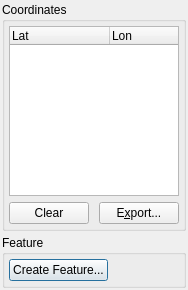
The window that src/qt-widgets/DigitisationWidgetUi.ui (GPlates/GPlates) describes before a commit, drawn with Qt 5.
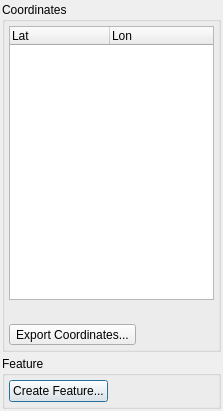
The same window after the commit.

```diff
--- a/src/qt-widgets/DigitisationWidgetUi.ui
+++ b/src/qt-widgets/DigitisationWidgetUi.ui
@@ -1,12 +1,12 @@
 <ui version="4.0" >
  <class>DigitisationWidget</class>
- <widget class="QWidget" name="DigitisationWidget" >
-  <property name="geometry" >
+ <widget class="QWidget" name="DigitisationWidget">
+  <property name="geometry">
    <rect>
     <x>0</x>
     <y>0</y>
-    <width>188</width>
-    <height>290</height>
+    <width>223</width>
+    <height>411</height>
    </rect>
   </property>
   <property name="windowTitle" >
@@ -16,42 +16,33 @@
    <property name="spacing" >
     <number>4</number>
    </property>
-   <property name="leftMargin" >
-    <number>2</number>
-   </property>
-   <property name="topMargin" >
-    <number>2</number>
-   </property>
-   <property name="rightMargin" >
-    <number>2</number>
-   </property>
-   <property name="bottomMargin" >
+   <property name="margin">
     <number>2</number>
    </property>
    <item>
-    <widget class="QGroupBox" name="groupbox_coordinates" >
-     <property name="title" >
+    <widget class="QGroupBox" name="groupbox_coordinates">
+     <property name="minimumSize">
+      <size>
+       <width>0</width>
+       <height>300</height>
+      </size>
+     </property>
+     <property name="title">
       <string>Coordinates</string>
      </property>
      <property name="flat" >
       <bool>true</bool>
      </property>
-     <layout class="QVBoxLayout" >
-      <property name="leftMargin" >
-       <number>4</number>
+     <layout class="QVBoxLayout" name="verticalLayout">
+      <property name="spacing">
+       <number>2</number>
       </property>
-      <property name="topMargin" >
-       <number>4</number>
-      </property>
-      <property name="rightMargin" >
-       <number>4</number>
-      </property>
-      <property name="bottomMargin" >
+      <property name="margin">
        <number>4</number>
       </property>
       <item>
-       <widget class="QTreeWidget" name="treewidget_coordinates" >
-        <property name="horizontalScrollBarPolicy" >
+       <widget class="QTreeWidget" name="treewidget_coordinates">
+        <property name="horizontalScrollBarPolicy">
          <enum>Qt::ScrollBarAlwaysOff</enum>
         </property>
         <property name="alternatingRowColors" >
@@ -79,43 +70,50 @@
        </widget>
       </item>
       <item>
-       <layout class="QHBoxLayout" >
+       <layout class="QHBoxLayout" name="horizontalLayout">
         <item>
-         <widget class="QPushButton" name="button_clear_coordinates" >
-          <property name="toolTip" >
-           <string>Clear the table of points  Ctrl-K</string>
-          </property>
-          <property name="text" >
-           <string>Clear</string>
-          </property>
-          <property name="shortcut" >
-           <string>Ctrl+K</string>
-          </property>
-         </widget>
+         <widget class="QWidget" name="action_button_box_placeholder_widget" native="true"/>
         </item>
         <item>
-         <spacer>
-          <property name="orientation" >
+         <spacer name="horizontalSpacer">
+          <property name="orientation">
            <enum>Qt::Horizontal</enum>
           </property>
-          <property name="sizeHint" >
+          <property name="sizeHint" stdset="0">
            <size>
-            <width>41</width>
+            <width>40</width>
             <height>20</height>
            </size>
           </property>
          </spacer>
         </item>
+       </layout>
+      </item>
+      <item>
+       <layout class="QHBoxLayout">
         <item>
-         <widget class="QPushButton" name="button_export_coordinates" >
-          <property name="toolTip" >
+         <widget class="QToolButton" name="button_export_coordinates">
+          <property name="toolTip">
            <string>Export the coordinates to a file or the clipboard</string>
           </property>
-          <property name="text" >
-           <string>E&amp;xport...</string>
+          <property name="text">
+           <string>Export Coordinates...</string>
           </property>
          </widget>
         </item>
+        <item>
+         <spacer>
+          <property name="orientation">
+           <enum>Qt::Horizontal</enum>
+          </property>
+          <property name="sizeHint" stdset="0">
+           <size>
+            <width>41</width>
+            <height>20</height>
+           </size>
+          </property>
+         </spacer>
+        </item>
        </layout>
       </item>
      </layout>
@@ -129,24 +127,18 @@
      <property name="flat" >
       <bool>true</bool>
      </property>
-     <layout class="QVBoxLayout" >
-      <property name="leftMargin" >
-       <number>4</number>
+     <layout class="QVBoxLayout">
+      <property name="spacing">
+       <number>2</number>
       </property>
-      <property name="topMargin" >
-       <number>4</number>
-      </property>
-      <property name="rightMargin" >
-       <number>4</number>
-      </property>
-      <property name="bottomMargin" >
+      <property name="margin">
        <number>4</number>
       </property>
       <item>
-       <layout class="QHBoxLayout" >
+       <layout class="QHBoxLayout">
         <item>
-         <widget class="QPushButton" name="button_create_feature" >
-          <property name="toolTip" >
+         <widget class="QPushButton" name="button_create_feature">
+          <property name="toolTip">
            <string>Create a new feature from the geometry</string>
           </property>
           <property name="text" >
```
Left out of the diff: 39 changed lines with no effect on the pictures.
